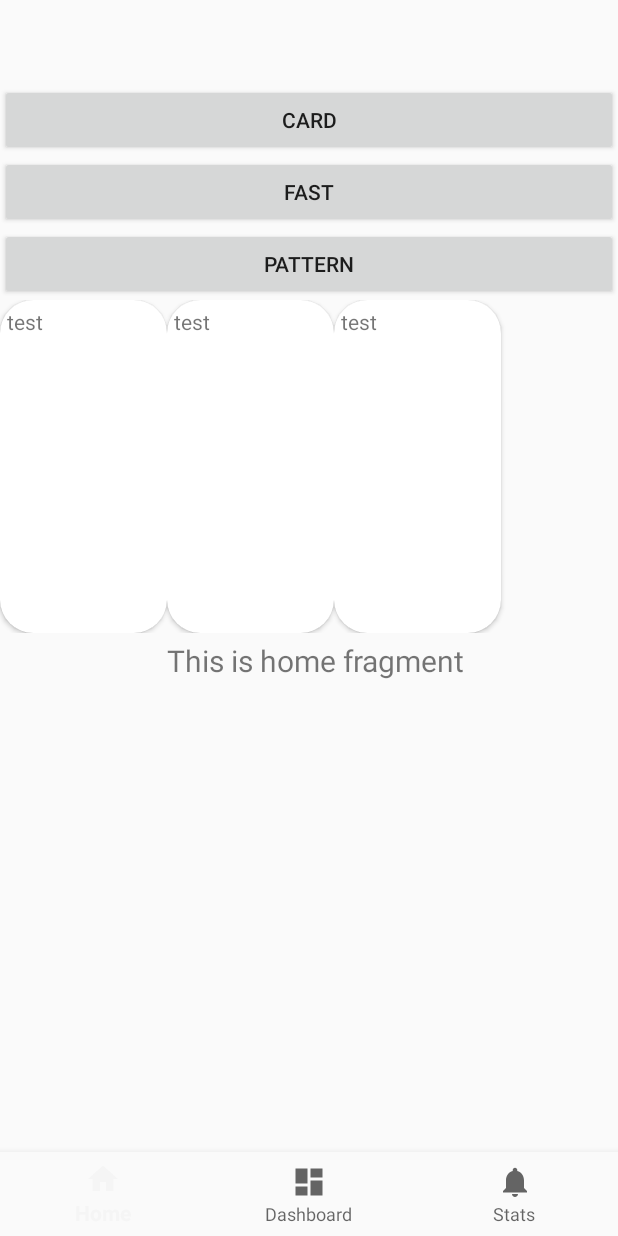
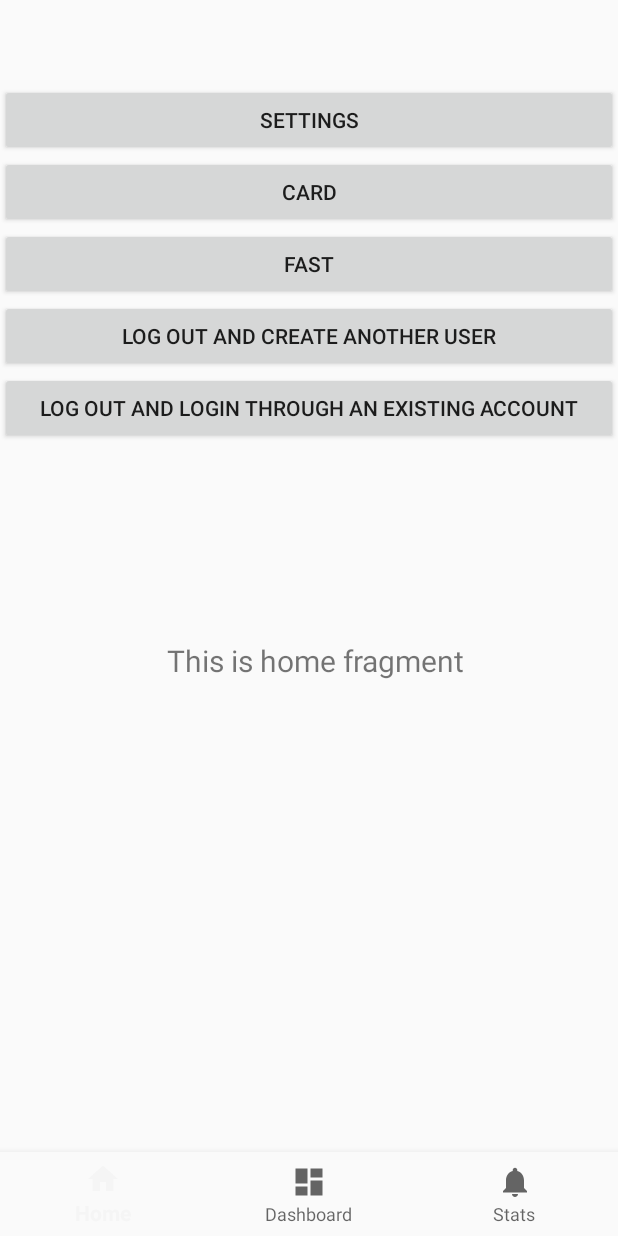
Before and after one commit to timesnewrman/braintestNJNJ, an Android app: the screen it shows after launch once a user with an empty profile is signed in (MainActivity), on a phone screen of 412 x 824 dp. Run offline under Robolectric (Android 15) with nearby library versions, the phone set to English and light mode, and no system bars; our stand-ins replace Firebase (no records; nobody signed in at launch, a user with empty details on screens opened directly), navigation-ui.

Commit message:
21.05 17:43

```diff
--- /dev/null
+++ b/app/src/main/java/com/example/myapplication/data/DatabaseReciever.java
@@ -0,0 +1,5 @@
+package com.example.myapplication.data;
+
+public class DatabaseReciever {
+    //Empty
+}
--- a/app/src/main/java/com/example/myapplication/ui/home/HomeFragment.java
+++ b/app/src/main/java/com/example/myapplication/ui/home/HomeFragment.java
@@ -40,12 +40,13 @@ public class HomeFragment extends Fragment implements View.OnClickListener {
         homeViewModel.getText().observe(getViewLifecycleOwner(), textView::setText);
 //TODO change to main menu, make it so it contains your current level and stats
         //TODO change to viewbinding
-        icard = root.findViewById(R.id.main_gameintent_card);
+        icard = binding.mainGameintentCard;
         icard.setOnClickListener(this);
-        imath = root.findViewById(R.id.main_gameintent_fast);
+        imath = binding.mainGameintentFast;
         imath.setOnClickListener(this);
-        ipattern = root.findViewById(R.id.main_gameintent_pattern);
+        ipattern = binding.mainLoginintentRegister;
         ipattern.setOnClickListener(this);
+
 
         return root;
         }catch (Exception e){
@@ -76,5 +77,11 @@ public class HomeFragment extends Fragment implements View.OnClickListener {
                     .putExtra("user", true);
             startActivity(i2);
         }
+        if (v == binding.mainLoginintentSignin){
+            FirebaseAuth.getInstance().signOut();
+            Intent i2 = new Intent(getActivity(), LoginActivity.class)
+                    .putExtra("user", false);
+            startActivity(i2);
+        }
     }
 }
--- a/app/src/main/res/layout/fragment_home.xml
+++ b/app/src/main/res/layout/fragment_home.xml
@@ -29,6 +29,12 @@
         app:layout_constraintTop_toTopOf="parent">
 
         <Button
+            android:id="@+id/main_settings"
+            android:layout_width="match_parent"
+            android:layout_height="wrap_content"
+            android:text="settings" />
+
+        <Button
             android:id="@+id/main_gameintent_card"
             android:layout_width="match_parent"
             android:layout_height="wrap_content"
@@ -41,57 +47,16 @@
             android:text="fast" />
 
         <Button
-            android:id="@+id/main_gameintent_pattern"
+            android:id="@+id/main_loginintent_register"
             android:layout_width="match_parent"
             android:layout_height="wrap_content"
-            android:text="pattern" />
+            android:text="log out and create another user" />
 
-        <LinearLayout
-            android:id="@+id/main_ui_ads"
+        <Button
+            android:id="@+id/main_loginintent_signin"
             android:layout_width="match_parent"
             android:layout_height="wrap_content"
-            android:orientation="horizontal"
-            android:visibility="visible">
+            android:text="log out and login through an existing account" />
 
-            <androidx.cardview.widget.CardView
-                android:layout_width="50pt"
-                android:layout_height="100pt"
-                app:cardCornerRadius="10pt"
-                app:contentPadding="2pt">
-
-                <TextView
-                    android:id="@+id/textViewtest1"
-                    android:layout_width="wrap_content"
-                    android:layout_height="wrap_content"
-                    android:text="test" />
-            </androidx.cardview.widget.CardView>
-
-            <androidx.cardview.widget.CardView
-                android:layout_width="50pt"
-                android:layout_height="100pt"
-                app:cardCornerRadius="10pt"
-                app:contentPadding="2pt">
-
-                <TextView
-                    android:id="@+id/textViewtest2"
-                    android:layout_width="wrap_content"
-                    android:layout_height="wrap_content"
-                    android:text="test" />
-            </androidx.cardview.widget.CardView>
-
-            <androidx.cardview.widget.CardView
-                android:layout_width="50pt"
-                android:layout_height="100pt"
-                app:cardCornerRadius="10pt"
-                app:contentPadding="2pt">
-
-                <TextView
-                    android:id="@+id/textViewtest3"
-                    android:layout_width="wrap_content"
-                    android:layout_height="wrap_content"
-                    android:text="test" />
-            </androidx.cardview.widget.CardView>
-
-        </LinearLayout>
     </LinearLayout>
 </androidx.constraintlayout.widget.ConstraintLayout>
```
Also changed, not shown: app/src/main/java/com/example/myapplication/LoginActivity.java (+24 -22 lines), app/src/main/java/com/example/myapplication/data/DatabaseUpdater.java (+37 -4 lines), app/src/main/java/com/example/myapplication/data/StatsAdapter.java (+8 -3 lines), app/src/main/java/com/example/myapplication/game/GameMathActivity.java (+28 -12 lines), app/src/main/java/com/example/myapplication/game/card/CardActivityView.java (+14 -8 lines), app/src/main/java/com/example/myapplication/ui/stats/StatsFragment.java (+20 -12 lines), app/src/main/res/layout/activity_login.xml (+20 -17 lines), app/src/main/res/layout/card_wrong.xml (deleted, +0 -9 lines), app/src/main/res/layout/item_user.xml (+9 -0 lines), app/src/main/res/values/strings.xml (+1 -14 lines), app/src/main/res/xml/root_preferences.xml (deleted, +0 -35 lines).
